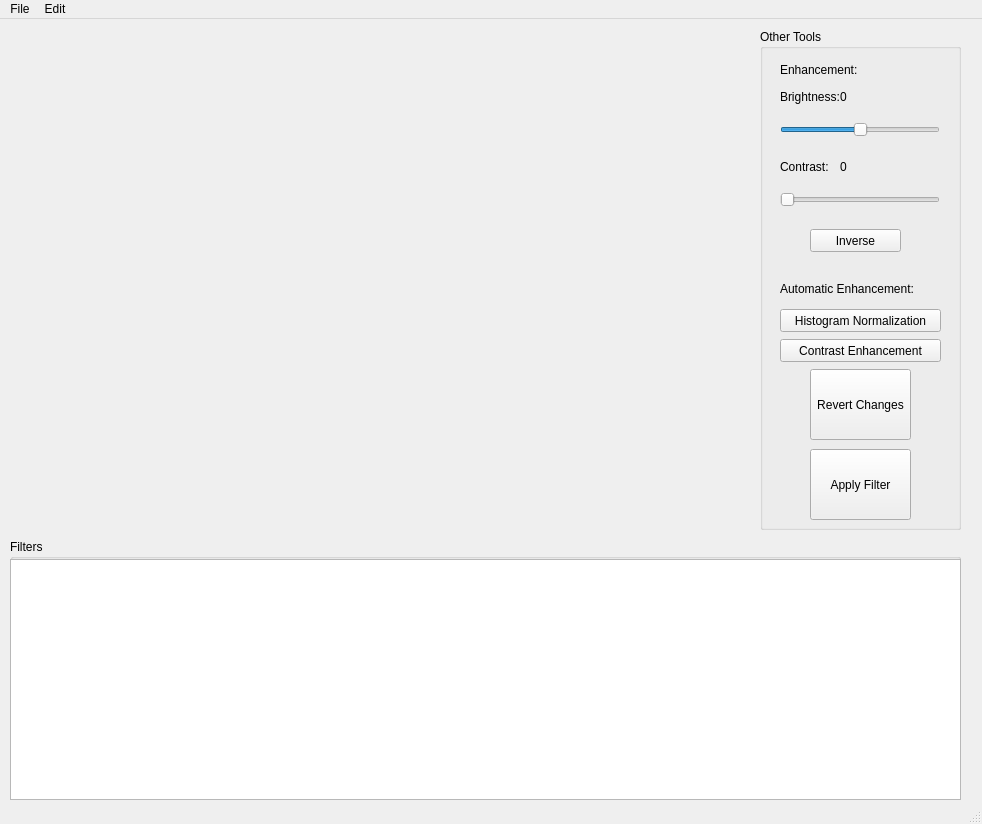
The window that GUI/PiMageGUI.ui (Weedle-Image-Processing/PiMage) describes before a commit, drawn with Qt 5.
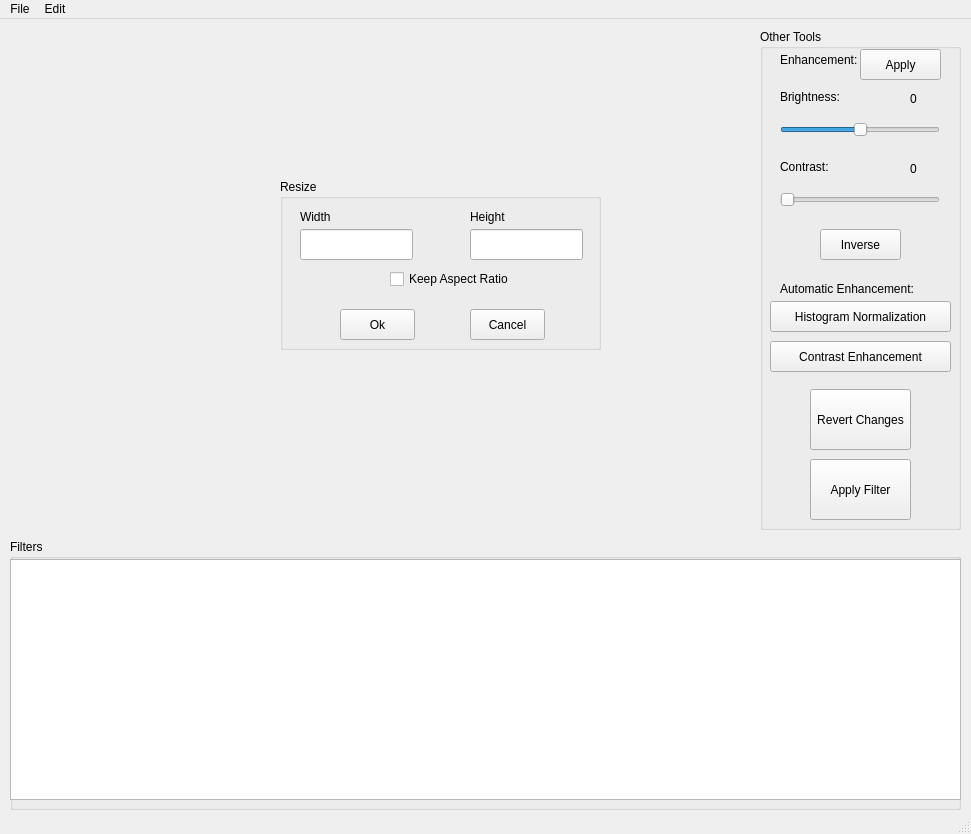
The same window after the commit.

```diff
--- a/GUI/PiMageGUI.ui
+++ b/GUI/PiMageGUI.ui
@@ -6,8 +6,8 @@
    <rect>
     <x>0</x>
     <y>0</y>
-    <width>982</width>
-    <height>824</height>
+    <width>971</width>
+    <height>834</height>
    </rect>
   </property>
   <property name="sizePolicy">
@@ -64,9 +64,9 @@
      <property name="geometry">
       <rect>
        <x>50</x>
-       <y>420</y>
+       <y>430</y>
        <width>101</width>
-       <height>71</height>
+       <height>61</height>
       </rect>
      </property>
      <property name="cursor">
@@ -80,9 +80,9 @@
      <property name="geometry">
       <rect>
        <x>50</x>
-       <y>340</y>
+       <y>360</y>
        <width>101</width>
-       <height>71</height>
+       <height>61</height>
       </rect>
      </property>
      <property name="cursor">
@@ -96,8 +96,8 @@
      <property name="geometry">
       <rect>
        <x>20</x>
-       <y>30</y>
-       <width>161</width>
+       <y>20</y>
+       <width>81</width>
        <height>21</height>
       </rect>
      </property>
@@ -190,10 +190,10 @@
     <widget class="QPushButton" name="histogramNormalButton">
      <property name="geometry">
       <rect>
-       <x>20</x>
-       <y>280</y>
-       <width>161</width>
-       <height>23</height>
+       <x>10</x>
+       <y>272</y>
+       <width>181</width>
+       <height>31</height>
       </rect>
      </property>
      <property name="cursor">
@@ -219,10 +219,10 @@
     <widget class="QPushButton" name="contrastEnhancementButton">
      <property name="geometry">
       <rect>
-       <x>20</x>
-       <y>310</y>
-       <width>161</width>
-       <height>23</height>
+       <x>10</x>
+       <y>312</y>
+       <width>181</width>
+       <height>31</height>
       </rect>
      </property>
      <property name="cursor">
@@ -235,10 +235,10 @@
     <widget class="QPushButton" name="inverseButton">
      <property name="geometry">
       <rect>
-       <x>50</x>
+       <x>60</x>
        <y>200</y>
-       <width>91</width>
-       <height>23</height>
+       <width>81</width>
+       <height>31</height>
       </rect>
      </property>
      <property name="cursor">
@@ -251,10 +251,10 @@
     <widget class="QLabel" name="brightnessValueLabel">
      <property name="geometry">
       <rect>
-       <x>80</x>
+       <x>150</x>
        <y>60</y>
-       <width>21</width>
-       <height>16</height>
+       <width>31</width>
+       <height>20</height>
       </rect>
      </property>
      <property name="text">
@@ -264,16 +264,35 @@
     <widget class="QLabel" name="contrastValueLabel">
      <property name="geometry">
       <rect>
-       <x>80</x>
+       <x>150</x>
        <y>130</y>
-       <width>21</width>
-       <height>16</height>
+       <width>31</width>
+       <height>20</height>
       </rect>
      </property>
      <property name="text">
       <string>0</string>
      </property>
     </widget>
+    <widget class="QPushButton" name="applyManuelButton">
+     <property name="geometry">
+      <rect>
+       <x>100</x>
+       <y>20</y>
+       <width>81</width>
+       <height>31</height>
+      </rect>
+     </property>
+     <property name="cursor">
+      <cursorShape>PointingHandCursor</cursorShape>
+     </property>
+     <property name="toolTip">
+      <string>&lt;html&gt;&lt;head/&gt;&lt;body&gt;&lt;p&gt;Applies only brightness and contrast changes.&lt;/p&gt;&lt;/body&gt;&lt;/html&gt;</string>
+     </property>
+     <property name="text">
+      <string>Apply</string>
+     </property>
+    </widget>
    </widget>
    <widget class="QGroupBox" name="filtersGroupBox">
     <property name="geometry">
@@ -281,7 +300,7 @@
       <x>10</x>
       <y>520</y>
       <width>951</width>
-      <height>261</height>
+      <height>271</height>
      </rect>
     </property>
     <property name="title">
@@ -310,13 +329,135 @@
      </property>
     </widget>
    </widget>
+   <widget class="QGroupBox" name="resizeGroupBox">
+    <property name="enabled">
+     <bool>true</bool>
+    </property>
+    <property name="geometry">
+     <rect>
+      <x>280</x>
+      <y>160</y>
+      <width>321</width>
+      <height>171</height>
+     </rect>
+    </property>
+    <property name="focusPolicy">
+     <enum>Qt::NoFocus</enum>
+    </property>
+    <property name="autoFillBackground">
+     <bool>true</bool>
+    </property>
+    <property name="title">
+     <string>Resize</string>
+    </property>
+    <widget class="QLineEdit" name="widthLineEdit">
+     <property name="geometry">
+      <rect>
+       <x>20</x>
+       <y>50</y>
+       <width>113</width>
+       <height>31</height>
+      </rect>
+     </property>
+    </widget>
+    <widget class="QLineEdit" name="heightLineEdit">
+     <property name="geometry">
+      <rect>
+       <x>190</x>
+       <y>50</y>
+       <width>113</width>
+       <height>31</height>
+      </rect>
+     </property>
+    </widget>
+    <widget class="QLabel" name="label">
+     <property name="geometry">
+      <rect>
+       <x>20</x>
+       <y>30</y>
+       <width>51</width>
+       <height>16</height>
+      </rect>
+     </property>
+     <property name="text">
+      <string>Width</string>
+     </property>
+    </widget>
+    <widget class="QLabel" name="label_2">
+     <property name="geometry">
+      <rect>
+       <x>190</x>
+       <y>30</y>
+       <width>51</width>
+       <height>16</height>
+      </rect>
+     </property>
+     <property name="text">
+      <string>Height</string>
+     </property>
+    </widget>
+    <widget class="QPushButton" name="resizeOkButton">
+     <property name="geometry">
+      <rect>
+       <x>60</x>
+       <y>130</y>
+       <width>75</width>
+       <height>31</height>
+      </rect>
+     </property>
+     <property name="cursor">
+      <cursorShape>PointingHandCursor</cursorShape>
+     </property>
+     <property name="text">
+      <string>Ok</string>
+     </property>
+    </widget>
+    <widget class="QPushButton" name="resizeCancelButton">
+     <property name="geometry">
+      <rect>
+       <x>190</x>
+       <y>130</y>
+       <width>75</width>
+       <height>31</height>
+      </rect>
+     </property>
+     <property name="cursor">
+      <cursorShape>PointingHandCursor</cursorShape>
+     </property>
+     <property name="text">
+      <string>Cancel</string>
+     </property>
+    </widget>
+    <widget class="QCheckBox" name="resizeCheckBox">
+     <property name="geometry">
+      <rect>
+       <x>110</x>
+       <y>90</y>
+       <width>121</width>
+       <height>20</height>
+      </rect>
+     </property>
+     <property name="cursor">
+      <cursorShape>WhatsThisCursor</cursorShape>
+     </property>
+     <property name="toolTip">
+      <string>&lt;html&gt;&lt;head/&gt;&lt;body&gt;&lt;p&gt;If you check this, resize will be calculated according to the value other than the box you left blank. If both boxes are full, it will be calculated based on width only.&lt;/p&gt;&lt;/body&gt;&lt;/html&gt;</string>
+     </property>
+     <property name="whatsThis">
+      <string/>
+     </property>
+     <property name="text">
+      <string>Keep Aspect Ratio</string>
+     </property>
+    </widget>
+   </widget>
   </widget>
   <widget class="QMenuBar" name="menubar">
    <property name="geometry">
     <rect>
      <x>0</x>
      <y>0</y>
-     <width>982</width>
+     <width>971</width>
      <height>21</height>
     </rect>
    </property>
```
Left out of the diff: 54 changed lines with no effect on the pictures.
